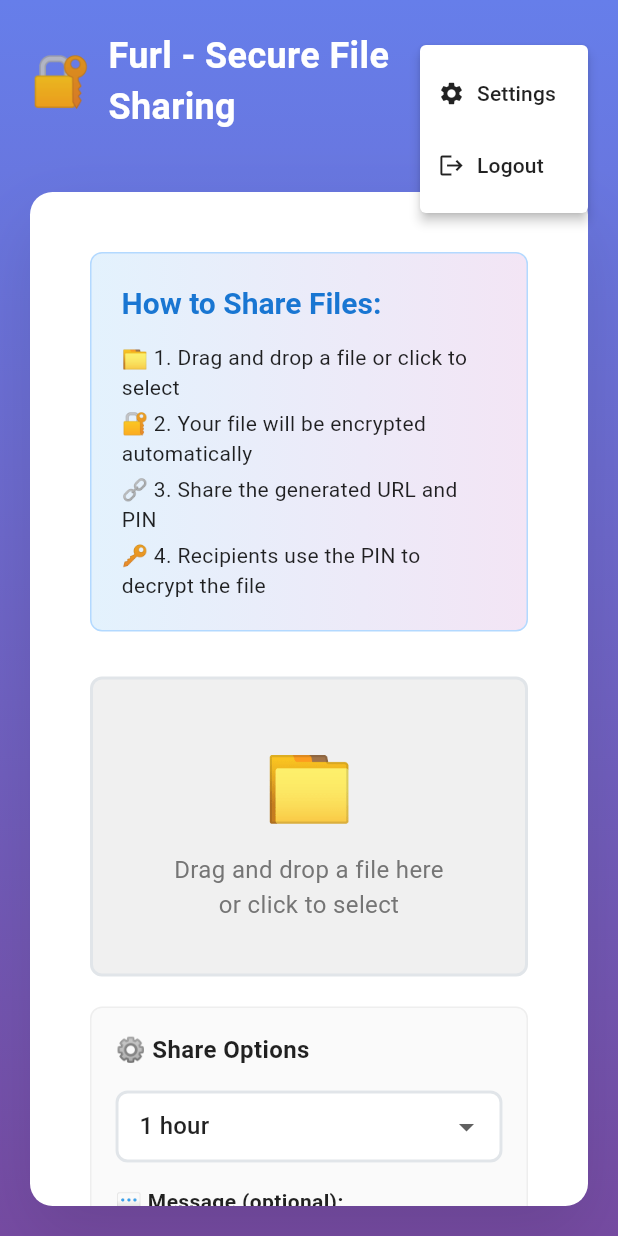
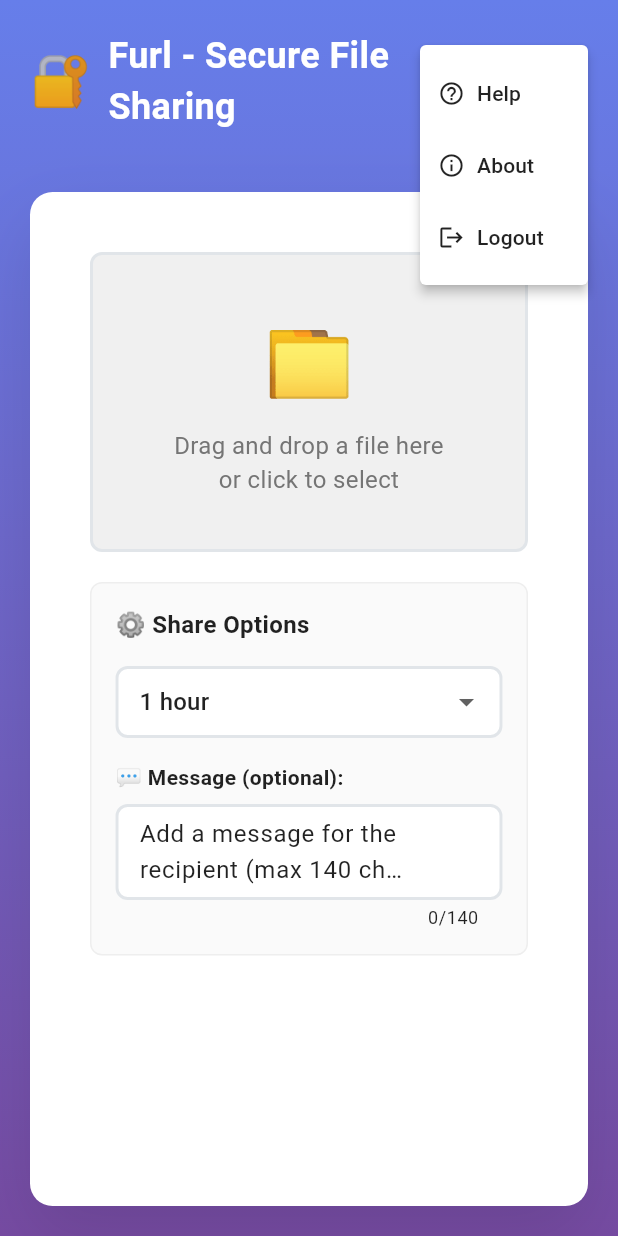
Before and after one commit to cconstab/furl, a Flutter app: the FileSharePage screen opened directly, after a tap on the "more vert" icon, on a phone screen of 412 x 824 dp. Run offline on Flutter 3.47's test engine with Material 3 defaults, Android fonts, the phone set to English and light mode, and no system bars; our stand-ins replace dio, file_picker, flutter_bloc; missing offline and left inert: at_client_mobile, at_onboarding_flutter, at_utils, desktop_drop, encrypt, pointycastle.

Commit message:
feat: menus in app

```diff
--- a/flutter_furl/lib/features/file_share/file_share_page.dart
+++ b/flutter_furl/lib/features/file_share/file_share_page.dart
@@ -74,14 +74,20 @@ class _FileSharePageState extends State<FileSharePage> {
                         if (value == 'logout') {
                           context.read<OnboardingCubit>().logout();
                           context.read<FileShareCubit>().reset();
-                        } else if (value == 'settings') {
-                          _showSettingsDialog(context);
+                        } else if (value == 'about') {
+                          _showAboutDialog(context);
+                        } else if (value == 'help') {
+                          _showHelpDialog(context);
                         }
                       },
                       itemBuilder: (context) => [
                         const PopupMenuItem(
-                          value: 'settings',
-                          child: Row(children: [Icon(Icons.settings, size: 18), SizedBox(width: 8), Text('Settings')]),
+                          value: 'help',
+                          child: Row(children: [Icon(Icons.help_outline, size: 18), SizedBox(width: 8), Text('Help')]),
+                        ),
+                        const PopupMenuItem(
+                          value: 'about',
+                          child: Row(children: [Icon(Icons.info_outline, size: 18), SizedBox(width: 8), Text('About')]),
                         ),
                         const PopupMenuItem(
                           value: 'logout',
@@ -127,37 +133,6 @@ class _FileSharePageState extends State<FileSharePage> {
                         child: Column(
                           crossAxisAlignment: CrossAxisAlignment.stretch,
                           children: [
-                            // Instructions
-                            Container(
-                              padding: const EdgeInsets.all(20),
-                              decoration: BoxDecoration(
-                                gradient: const LinearGradient(colors: [Color(0xFFe3f2fd), Color(0xFFf3e5f5)]),
-                                borderRadius: BorderRadius.circular(8),
-                                border: Border.all(color: const Color(0xFFb3d9ff)),
-                              ),
-                              child: Column(
-                                crossAxisAlignment: CrossAxisAlignment.start,
-                                children: [
-                                  Text(
-                                    'How to Share Files:',
-                                    style: Theme.of(context).textTheme.headlineSmall?.copyWith(
-                                      color: const Color(0xFF1976d2),
-                                      fontWeight: FontWeight.bold,
-                                    ),
-                                  ),
-                                  const SizedBox(height: 12),
-                                  const Text('📁 1. Drag and drop a file or click to select'),
-                                  const SizedBox(height: 4),
-                                  const Text('🔐 2. Your file will be encrypted automatically'),
-                                  const SizedBox(height: 4),
-                                  const Text('🔗 3. Share the generated URL and PIN'),
-                                  const SizedBox(height: 4),
-                                  const Text('🔑 4. Recipients use the PIN to decrypt the file'),
-                                ],
-                              ),
-                            ),
-                            const SizedBox(height: 30),
-
                             // File Drop Zone
                             _buildDropZone(context, state),
 
@@ -245,7 +220,6 @@ class _FileSharePageState extends State<FileSharePage> {
         final files = detail.files;
         if (files.isNotEmpty) {
           final file = File(files.first.path);
-          final fileName = files.first.name;
 
           // Check file size for drag and drop
           try {
@@ -260,7 +234,7 @@ class _FileSharePageState extends State<FileSharePage> {
               return;
             }
 
-            context.read<FileShareCubit>().shareFile(file, fileName);
+            context.read<FileShareCubit>().selectFile(file);
           } catch (e) {
             ScaffoldMessenger.of(context).showSnackBar(SnackBar(content: Text('Error processing dropped file: $e')));
           }
@@ -649,16 +623,16 @@ String _formatExpiration(DateTime expiresAt) {
   }
 }
 
-void _showSettingsDialog(BuildContext context) {
+void _showAboutDialog(BuildContext context) {
   showDialog(
     context: context,
     builder: (BuildContext context) {
       return AlertDialog(
         title: const Row(
           children: [
-            Icon(Icons.settings, color: Color(0xFF667eea)),
+            Icon(Icons.info_outline, color: Color(0xFF667eea)),
             SizedBox(width: 8),
-            Text('Settings'),
+            Text('About Furl'),
           ],
         ),
         content: Column(
@@ -676,7 +650,7 @@ void _showSettingsDialog(BuildContext context) {
             const Text('• Automatic PIN generation'),
             const Text('• Secure atSign authentication'),
             const SizedBox(height: 16),
-            const Text('About Furl', style: TextStyle(fontWeight: FontWeight.bold, fontSize: 16)),
+            const Text('Version Information', style: TextStyle(fontWeight: FontWeight.bold, fontSize: 16)),
             const SizedBox(height: 8),
             const Text('Version: 1.0.0'),
             const Text('Secure file sharing powered by atSign'),
@@ -693,13 +667,60 @@ void _showSettingsDialog(BuildContext context) {
   );
 }
 
+void _showHelpDialog(BuildContext context) {
+  showDialog(
+    context: context,
+    builder: (BuildContext context) {
+      return AlertDialog(
+        title: const Row(
+          children: [
+            Icon(Icons.help_outline, color: Color(0xFF667eea)),
+            SizedBox(width: 8),
+            Text('How to Share Files'),
+          ],
+        ),
+        content: Column(
+          mainAxisSize: MainAxisSize.min,
+          crossAxisAlignment: CrossAxisAlignment.start,
+          children: [
+            const Text('Follow these simple steps:', style: TextStyle(fontWeight: FontWeight.bold, fontSize: 16)),
+            const SizedBox(height: 12),
+            const Text('📁 1. Drag and drop a file or click to select'),
+            const SizedBox(height: 8),
+            const Text('⚙️ 2. Configure expiration time and optional message'),
+            const SizedBox(height: 8),
+            const Text('🔐 3. Click "Encrypt and Share" button'),
+            const SizedBox(height: 8),
+            const Text('🔗 4. Share the generated URL and PIN'),
+            const SizedBox(height: 8),
+            const Text('🔑 5. Recipients use the PIN to decrypt the file'),
+            const SizedBox(height: 16),
+            const Text('Tips:', style: TextStyle(fontWeight: FontWeight.bold, fontSize: 14)),
+            const SizedBox(height: 8),
+            const Text('• Set expiration time from 30 minutes to 6 days'),
+            const SizedBox(height: 4),
+            const Text('• Add a custom message (up to 140 characters)'),
+            const SizedBox(height: 4),
+            const Text('• Files are encrypted before uploading'),
+          ],
+        ),
+        actions: [
+          TextButton(
+            onPressed: () => Navigator.of(context).pop(),
+            child: const Text('Got it!', style: TextStyle(color: Color(0xFF667eea))),
+          ),
+        ],
+      );
+    },
+  );
+}
+
 void _selectFile(BuildContext context) async {
   try {
     FilePickerResult? result = await FilePicker.platform.pickFiles();
 
     if (result != null) {
       File file = File(result.files.single.path!);
-      String fileName = result.files.single.name;
 
       // Check file size
       final fileSize = await file.length();
@@ -713,8 +734,8 @@ void _selectFile(BuildContext context) async {
         return;
       }
 
-      // Start the file sharing process
-      context.read<FileShareCubit>().shareFile(file, fileName);
+      // Select the file (don't upload yet - wait for user to click Encrypt and Share button)
+      context.read<FileShareCubit>().selectFile(file);
     }
   } catch (e) {
     ScaffoldMessenger.of(context).showSnackBar(SnackBar(content: Text('Error selecting file: $e')));
```
